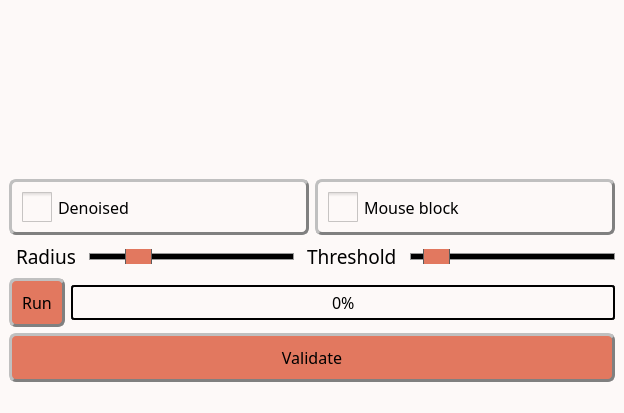
Above: inichord/Remove_Outliers.ui from Cyril-Langlois/iniCHORD before the change. Below: the same form after it.
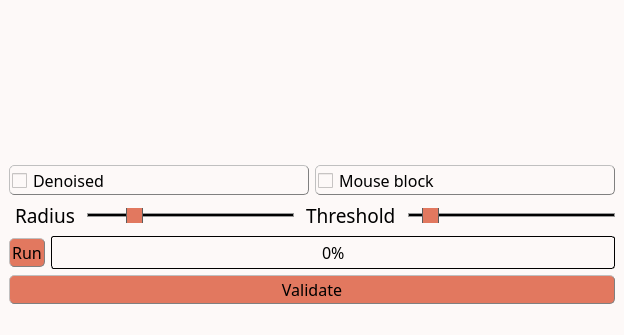
That is the form after the change. Icons and pictures are not drawn. Custom widgets are drawn as their Qt base class.

Patch:
```diff
--- a/inichord/Remove_Outliers.ui
+++ b/inichord/Remove_Outliers.ui
@@ -7,7 +7,7 @@
     <x>0</x>
     <y>0</y>
     <width>623</width>
-    <height>413</height>
+    <height>333</height>
    </rect>
   </property>
   <property name="windowTitle">
@@ -37,8 +37,8 @@
 
 /* style des bordures 2 */
 QPushButton, QPushButton:hover, QCheckBox, QComboBox, QSpinBox  {
-	border-radius: 7px;
-	border-width: 3px;
+	border-radius: 5px;
+	border-width: 1px;
 	border-color: gray;
 }
 
@@ -49,15 +49,15 @@
 QComboBox, QTextEdit, QSpinBox {font: 10pt &quot;Noto Sans Cond&quot;}
 
 /* Padding 1 */
-QLabel, QComboBox, QComboBox::down-arrow, QSpinBox, QSpinBox::down-arrow, QSpinBox::up-arrow {padding : 2px;}
+QLabel, QComboBox, QComboBox::down-arrow, QSpinBox, QSpinBox::down-arrow, QSpinBox::up-arrow {padding : 1px;}
 
 /* Padding 2 */
-QPushButton, QPushButton:hover, QCheckBox {padding : 10px;}
+QPushButton, QPushButton:hover, QCheckBox {padding : 2px;}
 
 /* Gestion taille des QCheckBoxes */
 QCheckBox::indicator:unchecked, QCheckBox::indicator:unchecked:hover, QCheckBox::indicator:checked, QCheckBox::indicator:checked:hover  {
-	width :30px;
-	height : 30px;
+	width :15px;
+	height : 15px;
 }
 
 QLabel {
@@ -79,19 +79,19 @@
 
 QComboBox::drop-down:button{
 	border-radius: 4px;
-	border-width: 3px;
-	width: 36px;
+	border-width: 1px;
+	width: 30px;
 }
 
 QComboBox::down-arrow {
-	image : url(icons/Arrow_down.png);
-    width: 13px;
+	 image : url(icons/Arrow_down.png); 
+    width: 12px;
     height: 12px;
 }
 
 Line{
 	format: plain;
-	midLine-Width : 5px;
+	midLine-Width : 1px;
 }
 
 QFrame[height=&quot;3&quot;], QFrame[width=&quot;3&quot;] {background-color: #3A3939;}
@@ -100,7 +100,7 @@
 	background-color: rgb(255, 255, 255);
 	border-style: solid;
 	border-radius: 5px;
-	border-width: 2px;
+	border-width: 1px;
 	border-color: black;
 }
 
@@ -115,45 +115,45 @@
 
 QProgressBar {
 	text-align: center;
-	border: 2px solid black;
+	border: 1px solid black;
 	border-radius: 3px;
  }
 
  QProgressBar::chunk {
 	background-color: rgb(243, 98, 64);
-	width: 20px;
+	width: 15px;
 	margin : 0.5px;
  }
 
 QSpinBox::drop-down:button, QSpinBox::drop-up:button {
 	border-radius: 2px;
-	border-width: 3px;
+	border-width: 1px;
 	width: 36px;
 }
 
 QSpinBox::down-arrow {
 	image : url(icons/Arrow_down.png);
-    width: 26px;
-    height: 24px;
+    width: 24px;
+    height: 22px;
 }
 
 QSpinBox::up-arrow {
 	image : url(icons/Arrow_up.png);
-    width: 26px;
-    height: 24px;
+    width: 24px;
+    height: 22px;
 }
 
 QSlider::groove:horizontal {
     border: 1px solid #999999;
-    height: 5px; /* the groove expands to the size of the slider by default. by giving it a height, it has a fixed size */
+    height: 2px; /* the groove expands to the size of the slider by default. by giving it a height, it has a fixed size */
     background-color: rgb(0, 0, 0);
-    margin: 2px 0;
+    margin: 1px 0;
 }
 
 QSlider::handle:horizontal {
     border: 1px solid #5c5c5c;
-    width: 25px;
-    height: 40px;
+    width: 15px;
+    height: 30px;
     margin: -10px 0; /* handle is placed by default on the contents rect of the groove. Expand outside the groove */
     border-radius: 3px;
 }</string>
@@ -367,7 +367,7 @@
        <widget class="QPushButton" name="Validate_button">
         <property name="minimumSize">
          <size>
-          <width>116</width>
+          <width>96</width>
           <height>0</height>
          </size>
         </property>
```
